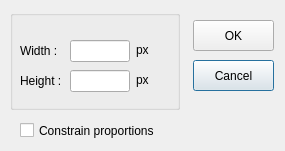
First picture: the form in TMOgui/resources.ui, repository cadik/TMS, before the edit.
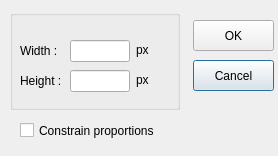
Second picture: the form after the edit. Icons and pictures are not drawn.

What changed in the file:
```diff
--- a/TMOgui/resources.ui
+++ b/TMOgui/resources.ui
@@ -6,8 +6,8 @@
    <rect>
     <x>0</x>
     <y>0</y>
-    <width>285</width>
-    <height>151</height>
+    <width>278</width>
+    <height>156</height>
    </rect>
   </property>
   <property name="windowTitle">
@@ -18,7 +18,7 @@
     <rect>
      <x>20</x>
      <y>120</y>
-     <width>150</width>
+     <width>251</width>
      <height>21</height>
     </rect>
    </property>
```
Left out of the diff: 2 changed lines with no effect on the pictures.
